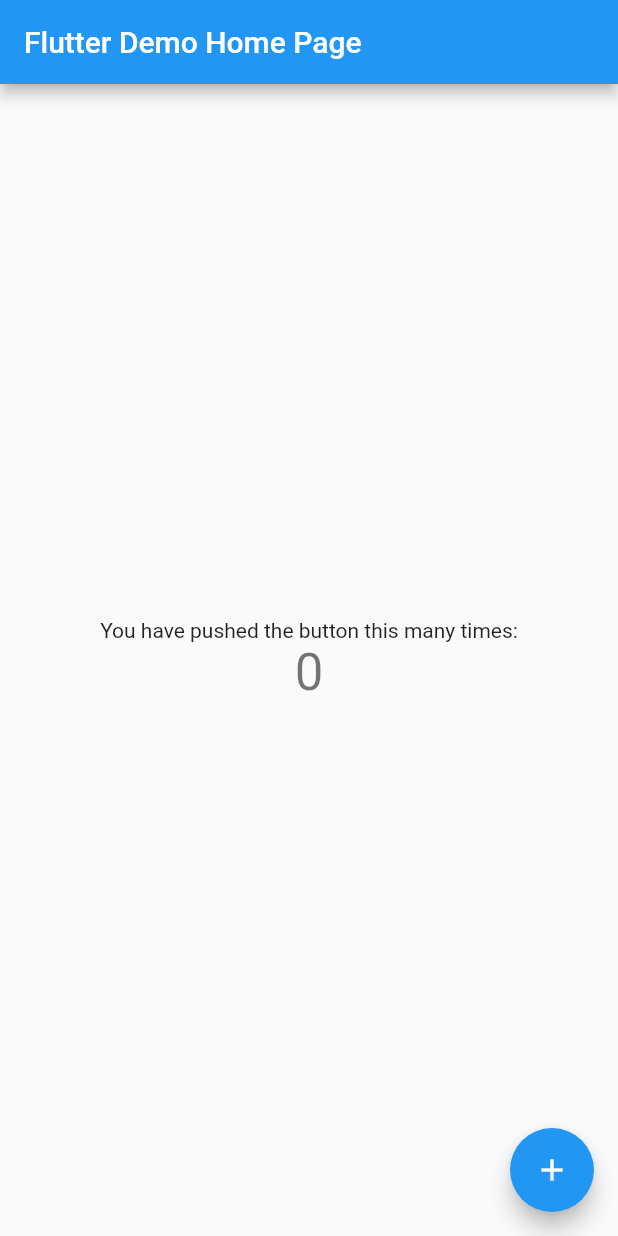
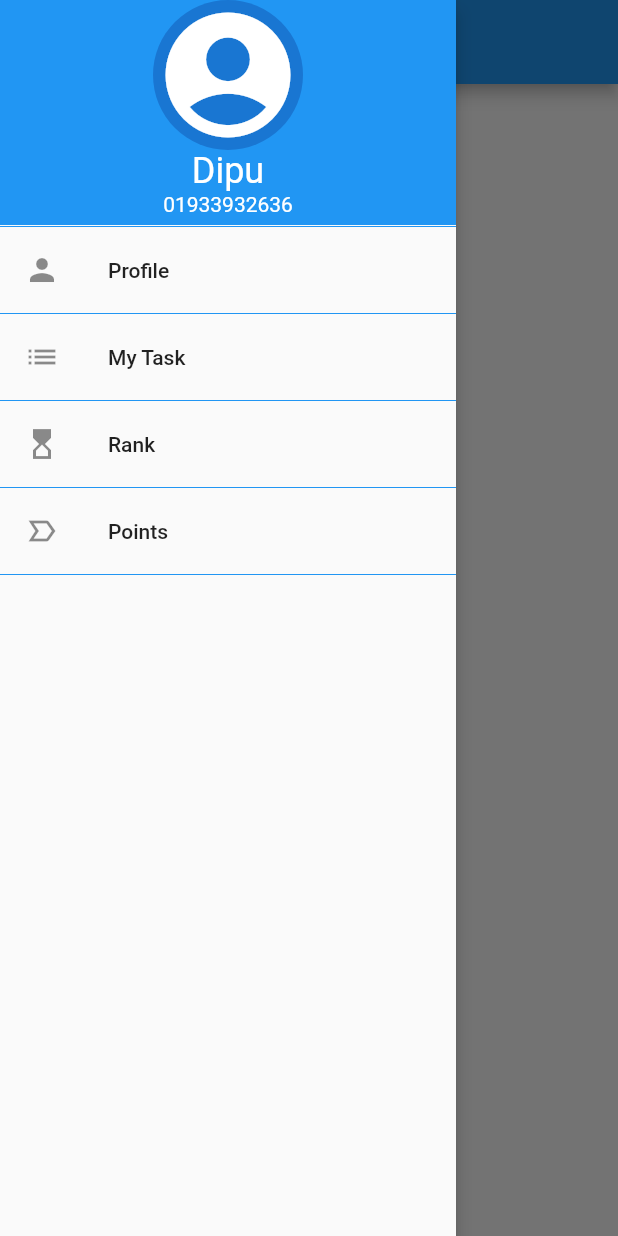
Before and after one commit to dipu363/Assignment, a Flutter app: the screen it shows after launch, with the side drawer open (before the commit the screen has no drawer), on a phone screen of 412 x 824 dp. Run offline on Flutter 3.47's test engine with Material 2 defaults, Android fonts, the phone set to English and light mode, and no system bars.

Commit message:
assignment create app with drawer and body with a button and click for show alert dialog.

```diff
--- /dev/null
+++ b/lib/dashboard.dart
@@ -0,0 +1,87 @@
+
+import 'package:flutter/material.dart';
+class DashBoard extends StatefulWidget {
+  const DashBoard({Key? key}) : super(key: key);
+
+  @override
+  State<DashBoard> createState() => _DashBoardState();
+}
+
+class _DashBoardState extends State<DashBoard> {
+  @override
+  Widget build(BuildContext context) {
+    return Scaffold(
+      appBar: AppBar(
+        title: const Text('Dashboard'),
+        centerTitle: true,
+
+      ),
+      drawer: SafeArea(
+        child: Drawer(
+          elevation: 5,
+          child: Column(
+            mainAxisAlignment: MainAxisAlignment.start,
+            crossAxisAlignment: CrossAxisAlignment.start,
+
+            children: [
+              Container(
+                height: 150,
+                width: double.infinity,
+                color: Colors.blue,
+                child: Column(
+
+                  crossAxisAlignment: CrossAxisAlignment.center,
+                  children: const [
+                    CircleAvatar(
+                      radius: 50,
+
+                      child: Icon(Icons.account_circle,size: 100,),
+                    ),
+                   Text('Dipu',style: TextStyle(fontSize: 24,color: Colors.white),),
+                     Text('01933932636',style: TextStyle(fontSize: 14,color: Colors.white),),
+
+                  ],
+                ),
+              ),
+
+              const Divider(height: 2,color: Colors.blue,),
+
+              const ListTile(
+                leading: Icon(Icons.person),
+                title: Text('Profile'),
+              ),
+              const Divider(height: 2,color: Colors.blue,),
+              const ListTile(
+                leading: Icon(Icons.list),
+                title: Text('My Task'),
+              ),
+              const Divider(height: 2,color: Colors.blue,),
+              const ListTile(
+                leading: Icon(Icons.hourglass_top),
+                title: Text('Rank'),
+              ),
+              const Divider(height: 2,color: Colors.blue,),
+              const ListTile(
+                leading: Icon(Icons.label_important_outline),
+                title: Text('Points'),
+              ),
+              const Divider(height: 2,color: Colors.blue,),
+            ],
+          ),
+
+        ),
+
+
+      ),
+      body: Center(
+        child: ElevatedButton(
+          onPressed: (){
+            ScaffoldMessenger.of(context).showSnackBar(const SnackBar(content: Text('This is snackber')));
+          },
+          child: const Text('Tap',style: TextStyle(fontSize: 24),),
+        ),
+      ),
+
+    );
+  }
+}
--- a/lib/main.dart
+++ b/lib/main.dart
@@ -1,4 +1,6 @@
 import 'package:flutter/material.dart';
+
+import 'dashboard.dart';
 
 void main() {
   runApp(const MyApp());
@@ -12,104 +14,11 @@ class MyApp extends StatelessWidget {
   Widget build(BuildContext context) {
     return MaterialApp(
       title: 'Flutter Demo',
+      debugShowCheckedModeBanner: false,
       theme: ThemeData(
-        // This is the theme of your application.
-        //
-        // Try running your application with "flutter run". You'll see the
-        // application has a blue toolbar. Then, without quitting the app, try
-        // changing the primarySwatch below to Colors.green and then invoke
-        // "hot reload" (press "r" in the console where you ran "flutter run",
-        // or simply save your changes to "hot reload" in a Flutter IDE).
-        // Notice that the counter didn't reset back to zero; the application
-        // is not restarted.
-        primarySwatch: Colors.blue,
+
       ),
-      home: const MyHomePage(title: 'Flutter Demo Home Page'),
+      home: const DashBoard(),
     );
   }
 }
-
-class MyHomePage extends StatefulWidget {
-  const MyHomePage({super.key, required this.title});
-
-  // This widget is the home page of your application. It is stateful, meaning
-  // that it has a State object (defined below) that contains fields that affect
-  // how it looks.
-
-  // This class is the configuration for the state. It holds the values (in this
-  // case the title) provided by the parent (in this case the App widget) and
-  // used by the build method of the State. Fields in a Widget subclass are
-  // always marked "final".
-
-  final String title;
-
-  @override
-  State<MyHomePage> createState() => _MyHomePageState();
-}
-
-class _MyHomePageState extends State<MyHomePage> {
-  int _counter = 0;
-
-  void _incrementCounter() {
-    setState(() {
-      // This call to setState tells the Flutter framework that something has
-      // changed in this State, which causes it to rerun the build method below
-      // so that the display can reflect the updated values. If we changed
-      // _counter without calling setState(), then the build method would not be
-      // called again, and so nothing would appear to happen.
-      _counter++;
-    });
-  }
-
-  @override
-  Widget build(BuildContext context) {
-    // This method is rerun every time setState is called, for instance as done
-    // by the _incrementCounter method above.
-    //
-    // The Flutter framework has been optimized to make rerunning build methods
-    // fast, so that you can just rebuild anything that needs updating rather
-    // than having to individually change instances of widgets.
-    return Scaffold(
-      appBar: AppBar(
-        // Here we take the value from the MyHomePage object that was created by
-        // the App.build method, and use it to set our appbar title.
-        title: Text(widget.title),
-      ),
-      body: Center(
-        // Center is a layout widget. It takes a single child and positions it
-        // in the middle of the parent.
-        child: Column(
-          // Column is also a layout widget. It takes a list of children and
-          // arranges them vertically. By default, it sizes itself to fit its
-          // children horizontally, and tries to be as tall as its parent.
-          //
-          // Invoke "debug painting" (press "p" in the console, choose the
-          // "Toggle Debug Paint" action from the Flutter Inspector in Android
-          // Studio, or the "Toggle Debug Paint" command in Visual Studio Code)
-          // to see the wireframe for each widget.
-          //
-          // Column has various properties to control how it sizes itself and
-          // how it positions its children. Here we use mainAxisAlignment to
-          // center the children vertically; the main axis here is the vertical
-          // axis because Columns are vertical (the cross axis would be
-          // horizontal).
-          mainAxisAlignment: MainAxisAlignment.center,
-          children: <Widget>[
-            const Text(
-              'You have pushed the button this many times:',
-            ),
-            Text(
-              '$_counter',
-              style: Theme.of(context).textTheme.headline4,
-            ),
-          ],
-        ),
-      ),
-      floatingActionButton: FloatingActionButton(
-        onPressed: _incrementCounter,
-        tooltip: 'Increment',
-        child: const Icon(Icons.add),
-      ), // This trailing comma makes auto-formatting nicer for build methods.
-    );
-  }
-}
--- a/pubspec.yaml
+++ b/pubspec.yaml
@@ -60,8 +60,8 @@ flutter:
   uses-material-design: true
 
   # To add assets to your application, add an assets section, like this:
-  # assets:
-  #   - images/a_dot_burr.jpeg
+  assets:
+    - images/
   #   - images/a_dot_ham.jpeg
 
   # An image asset can refer to one or more resolution-specific "variants", see
```
Also changed, not shown: images/dipuImage.jpg (added).
